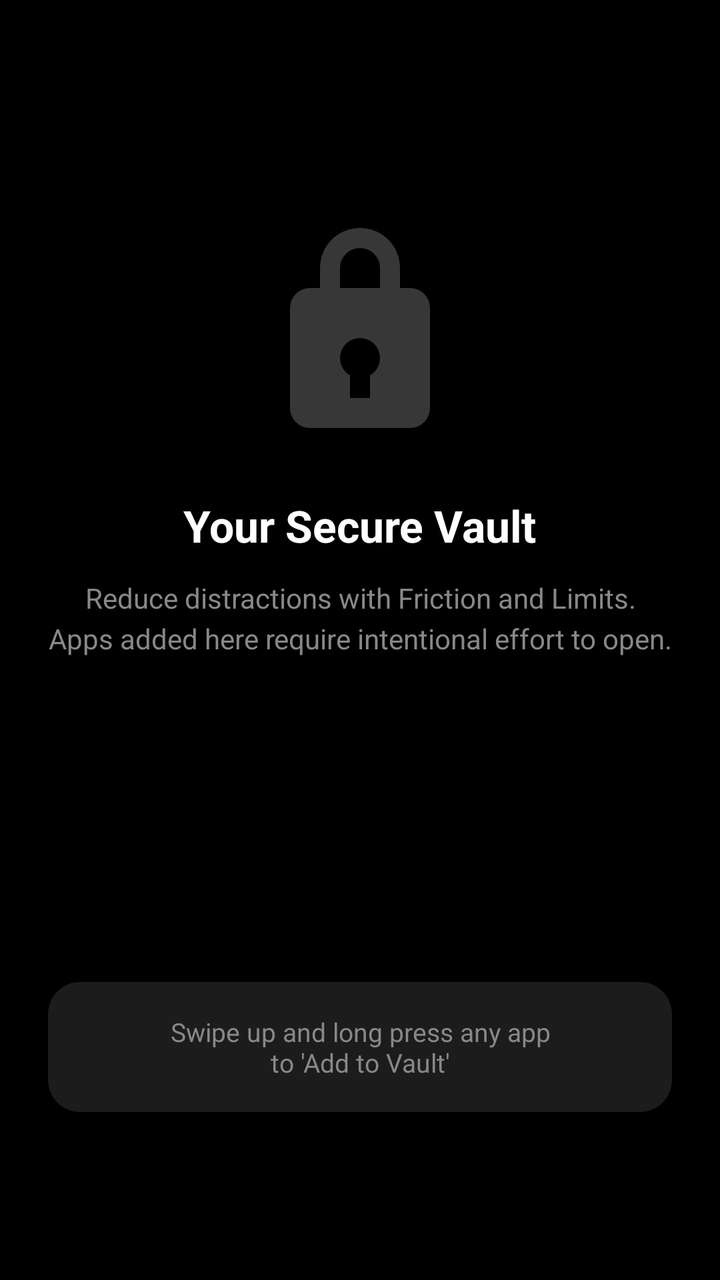
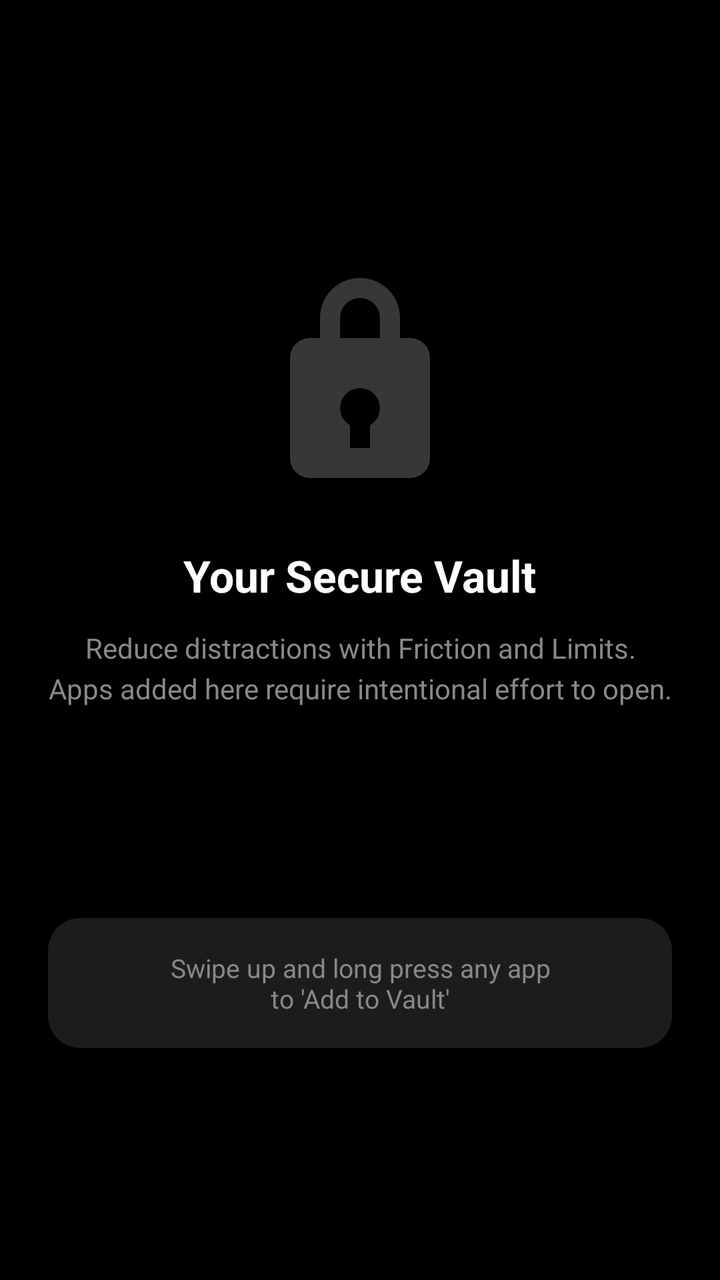

Before-and-after screenshots of an Android layout around one commit, followed by the original layout XML and the change that was made.
<!-- AndroidManifest.xml: application theme Theme.PureLauncher -->
<!-- res/layout/view_launcher_vault_panel.xml -->
<?xml version="1.0" encoding="utf-8"?>
<androidx.constraintlayout.widget.ConstraintLayout
    xmlns:android="http://schemas.android.com/apk/res/android"
    xmlns:app="http://schemas.android.com/apk/res-auto"
    android:layout_width="match_parent"
    android:layout_height="match_parent"
    android:background="@color/bg_primary">

    <androidx.core.widget.NestedScrollView
        android:id="@+id/cardVaultEmpty"
        android:layout_width="match_parent"
        android:layout_height="match_parent"
        android:fillViewport="true">

        <LinearLayout
            android:layout_width="match_parent"
            android:layout_height="wrap_content"
            android:orientation="vertical"
            android:padding="24dp"
            android:gravity="center">

            <ImageView
                android:layout_width="120dp"
                android:layout_height="120dp"
                android:src="@drawable/ic_lock"
                app:tint="@color/text_secondary"
                android:alpha="0.4"
                android:layout_marginTop="80dp" />

            <TextView
                android:layout_width="wrap_content"
                android:layout_height="wrap_content"
                android:layout_marginTop="24dp"
                android:text="Your Secure Vault"
                android:textColor="@color/text_primary"
                android:textSize="22sp"
                android:textStyle="bold" />

            <TextView
                android:layout_width="wrap_content"
                android:layout_height="wrap_content"
                android:layout_marginTop="12dp"
                android:gravity="center"
                android:text="Reduce distractions with Friction and Limits.\nApps added here require intentional effort to open."
                android:textColor="@color/text_secondary"
                android:textSize="14sp"
                android:lineSpacingExtra="4dp" />

            <View
                android:layout_width="match_parent"
                android:layout_height="0dp"
                android:layout_weight="1" />

            <TextView
                android:layout_width="match_parent"
                android:layout_height="wrap_content"
                android:layout_marginBottom="60dp"
                android:padding="16dp"
                android:background="@drawable/bg_chip_dark"
                android:text="Swipe up and long press any app\nto 'Add to Vault'"
                android:textColor="@color/text_secondary"
                android:textSize="13sp"
                android:gravity="center" />

        </LinearLayout>
    </androidx.core.widget.NestedScrollView>

    <androidx.constraintlayout.widget.ConstraintLayout
        android:id="@+id/vaultListContainer"
        android:layout_width="0dp"
        android:layout_height="0dp"
        android:visibility="gone"
        app:layout_constraintTop_toTopOf="parent"
        app:layout_constraintBottom_toBottomOf="parent"
        app:layout_constraintStart_toStartOf="parent"
        app:layout_constraintEnd_toEndOf="parent">

        <LinearLayout
            android:id="@+id/vaultSearchHeader"
            android:layout_width="0dp"
            android:layout_height="wrap_content"
            android:orientation="horizontal"
            android:paddingStart="20dp"
            android:paddingEnd="12dp"
            android:paddingTop="12dp"
            android:paddingBottom="8dp"
            android:gravity="center_vertical"
            app:layout_constraintTop_toTopOf="parent"
            app:layout_constraintStart_toStartOf="parent"
            app:layout_constraintEnd_toStartOf="@id/vaultLetterSidebar">

            <EditText
                android:id="@+id/etVaultSearchApps"
                android:layout_width="0dp"
                android:layout_height="44dp"
                android:layout_weight="1"
                android:background="@null"
                android:hint="Search apps"
                android:inputType="text"
                android:textColor="#FFFFFF"
                android:textColorHint="#888888"
                android:textSize="18sp"
                android:imeOptions="actionSearch"
                android:singleLine="true" />

            <ImageView
                android:id="@+id/ivVaultSearchIcon"
                android:layout_width="28dp"
                android:layout_height="28dp"
                android:src="@drawable/ic_close"
                android:tint="#FFFFFF"
                android:contentDescription="Clear search"
                android:layout_marginStart="8dp"
                android:visibility="gone" />

        </LinearLayout>

        <View
            android:id="@+id/vaultDivider"
            android:layout_width="0dp"
            android:layout_height="1dp"
            android:background="#333333"
            android:layout_marginStart="20dp"
            app:layout_constraintTop_toBottomOf="@id/vaultSearchHeader"
            app:layout_constraintStart_toStartOf="parent"
            app:layout_constraintEnd_toStartOf="@id/vaultLetterSidebar" />

        <androidx.recyclerview.widget.RecyclerView
            android:id="@+id/rvVaultApps"
            android:layout_width="0dp"
            android:layout_height="0dp"
            android:paddingStart="20dp"
            android:paddingTop="8dp"
            android:clipToPadding="false"
            app:layout_constraintTop_toBottomOf="@id/vaultDivider"
            app:layout_constraintBottom_toBottomOf="parent"
            app:layout_constraintStart_toStartOf="parent"
            app:layout_constraintEnd_toStartOf="@id/vaultLetterSidebar" />

        <LinearLayout
            android:id="@+id/vaultLetterSidebar"
            android:layout_width="24dp"
            android:layout_height="0dp"
            android:orientation="vertical"
            android:gravity="center"
            android:paddingTop="8dp"
            android:paddingBottom="8dp"
            app:layout_constraintTop_toTopOf="parent"
            app:layout_constraintBottom_toBottomOf="parent"
            app:layout_constraintEnd_toEndOf="parent" />

        <TextView
            android:id="@+id/tvVaultLetterBubble"
            android:layout_width="56dp"
            android:layout_height="56dp"
            android:gravity="center"
            android:textColor="#FFFFFF"
            android:textSize="28sp"
            android:textStyle="bold"
            android:background="#CC333333"
            android:visibility="gone"
            app:layout_constraintTop_toTopOf="parent"
            app:layout_constraintBottom_toBottomOf="parent"
            app:layout_constraintStart_toStartOf="parent"
            app:layout_constraintEnd_toStartOf="@id/vaultLetterSidebar" />

    </androidx.constraintlayout.widget.ConstraintLayout>

    
    <Button
        android:id="@+id/btnOpenVaultFromSwipe"
        android:layout_width="0dp"
        android:layout_height="0dp"
        android:visibility="gone"
        app:layout_constraintTop_toTopOf="parent"
        app:layout_constraintStart_toStartOf="parent" />

    <Button
        android:id="@+id/btnOpenQrFromSwipe"
        android:layout_width="0dp"
        android:layout_height="0dp"
        android:visibility="gone"
        app:layout_constraintTop_toTopOf="parent"
        app:layout_constraintStart_toStartOf="parent" />

    <Button
        android:id="@+id/btnLogoutFromLauncher"
        android:layout_width="0dp"
        android:layout_height="0dp"
        android:visibility="gone"
        app:layout_constraintTop_toTopOf="parent"
        app:layout_constraintStart_toStartOf="parent" />

</androidx.constraintlayout.widget.ConstraintLayout>
<!-- resources referenced by this layout -->
<resources>
  <color name="bg_primary">#000000</color>
  <color name="text_primary">#FFFFFF</color>
  <color name="text_secondary">#888888</color>
  <!-- drawable bg_chip_dark (drawable) -->
  <?xml version="1.0" encoding="utf-8"?>
  <shape xmlns:android="http://schemas.android.com/apk/res/android" android:shape="rectangle">
      <corners android:radius="16dp" />
      <solid android:color="#1C1C1C" />
  </shape>
  <!-- drawable ic_close (drawable) -->
  <?xml version="1.0" encoding="utf-8"?>
  <vector xmlns:android="http://schemas.android.com/apk/res/android"
  	android:width="24dp"
  	android:height="24dp"
  	android:viewportWidth="24"
  	android:viewportHeight="24">
  	<path
  		android:fillColor="#FFFFFFFF"
  		android:pathData="M18.3,5.71L12,12L5.71,5.71L4.29,7.12L10.59,13.41L4.29,19.71L5.71,21.12L12,14.83L18.29,21.12L19.71,19.71L13.41,13.41L19.71,7.12L18.3,5.71Z" />
  </vector>
  <!-- drawable ic_lock (drawable) -->
  <?xml version="1.0" encoding="utf-8"?>
  <vector xmlns:android="http://schemas.android.com/apk/res/android"
  	android:width="24dp"
  	android:height="24dp"
  	android:viewportWidth="24"
  	android:viewportHeight="24">
  	<path
  		android:fillColor="#FFFFFFFF"
  		android:pathData="M17,8H16V6A4,4 0 0,0 8,6V8H7A2,2 0 0,0 5,10V20A2,2 0 0,0 7,22H17A2,2 0 0,0 19,20V10A2,2 0 0,0 17,8ZM10,6A2,2 0 0,1 14,6V8H10V6ZM13,16.73V19H11V16.73A2,2 0 1,1 13,16.73Z" />
  </vector>
  <style name="Theme.PureLauncher" parent="Base.Theme.PureLauncher" />
  <style name="Base.Theme.PureLauncher" parent="Theme.Material3.DayNight.NoActionBar">
          
          <item name="android:windowBackground">@android:color/black</item>
          
          <item name="android:windowAnimationStyle">@style/NoWindowAnimation</item>
      </style>
  <style name="NoWindowAnimation">
          <item name="android:activityOpenEnterAnimation">@null</item>
          <item name="android:activityOpenExitAnimation">@null</item>
          <item name="android:activityCloseEnterAnimation">@null</item>
          <item name="android:activityCloseExitAnimation">@null</item>
          <item name="android:taskOpenEnterAnimation">@null</item>
          <item name="android:taskOpenExitAnimation">@null</item>
          <item name="android:taskCloseEnterAnimation">@null</item>
          <item name="android:taskCloseExitAnimation">@null</item>
          <item name="android:taskToFrontEnterAnimation">@null</item>
          <item name="android:taskToFrontExitAnimation">@null</item>
      </style>
</resources>

<!-- the commit's change to res/layout/view_launcher_vault_panel.xml (unified diff, before → after) -->
@@ -14,18 +14,22 @@
 
         <LinearLayout
             android:layout_width="match_parent"
-            android:layout_height="wrap_content"
+            android:layout_height="match_parent"
             android:orientation="vertical"
             android:padding="24dp"
-            android:gravity="center">
+            android:gravity="center_horizontal">
+
+            <View
+                android:layout_width="match_parent"
+                android:layout_height="0dp"
+                android:layout_weight="1" />
 
             <ImageView
                 android:layout_width="120dp"
                 android:layout_height="120dp"
                 android:src="@drawable/ic_lock"
                 app:tint="@color/text_secondary"
-                android:alpha="0.4"
-                android:layout_marginTop="80dp" />
+                android:alpha="0.4" />
 
             <TextView
                 android:layout_width="wrap_content"
@@ -54,7 +58,7 @@
             <TextView
                 android:layout_width="match_parent"
                 android:layout_height="wrap_content"
-                android:layout_marginBottom="60dp"
+                android:layout_marginBottom="92dp"
                 android:padding="16dp"
                 android:background="@drawable/bg_chip_dark"
                 android:text="Swipe up and long press any app\nto 'Add to Vault'"
